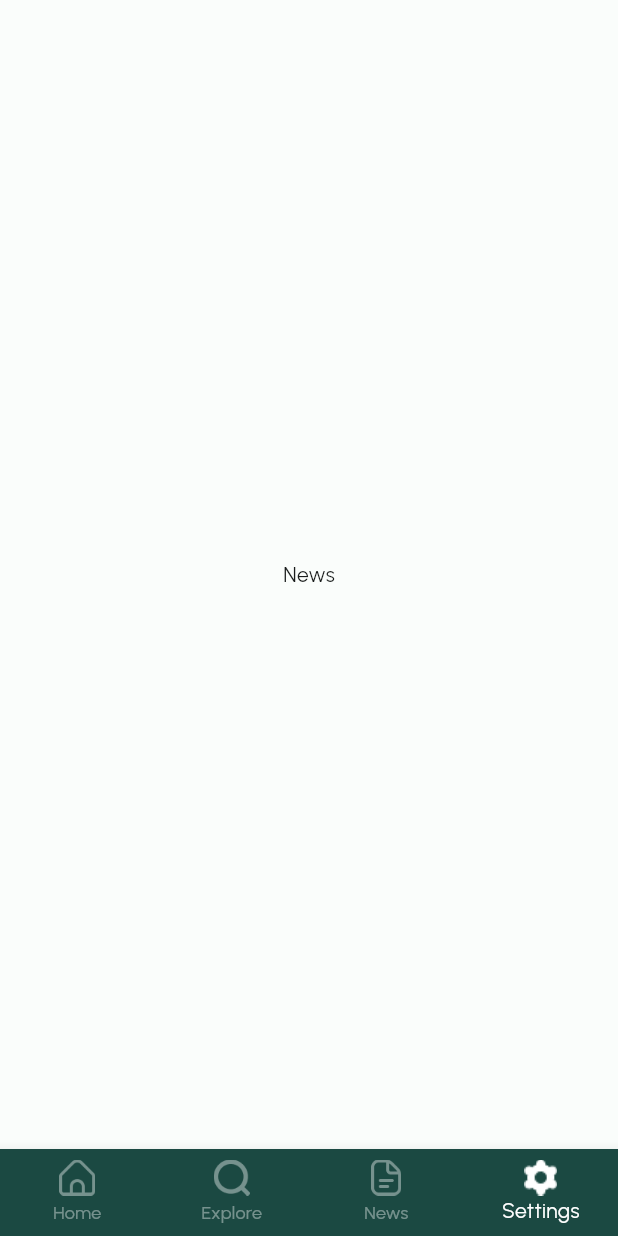
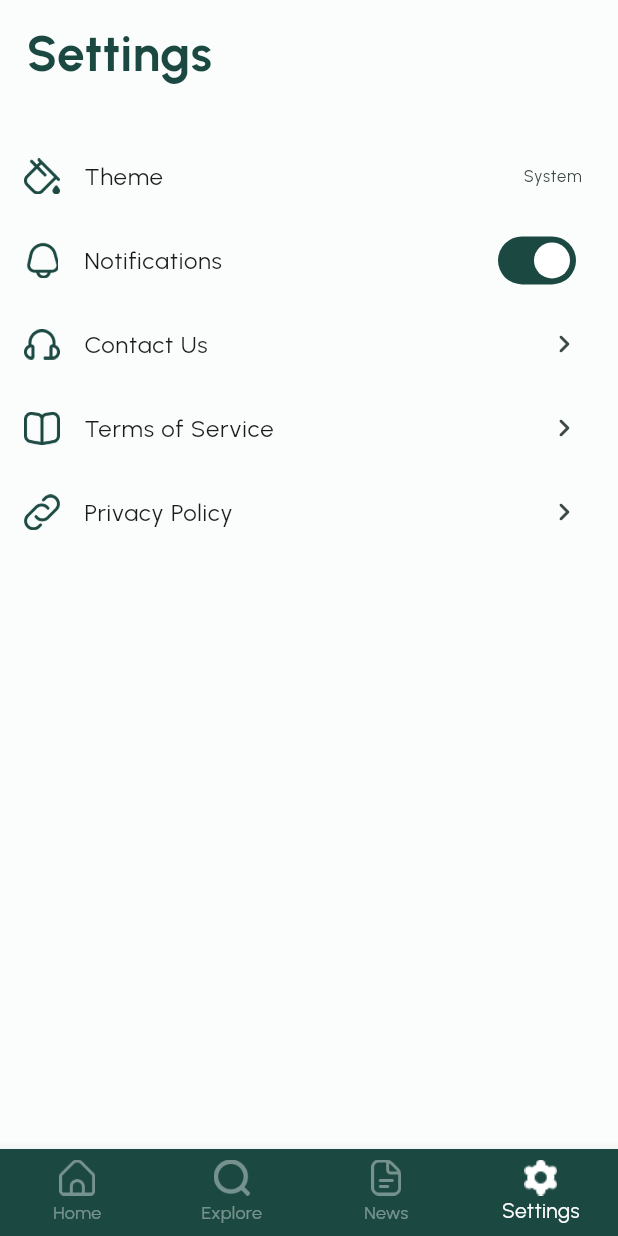
Before and after one commit to inthelabAdmin/nch-client-mobile, a Flutter app: the screen it shows after launch, item 4 of the bottom bar chosen, on a phone screen of 412 x 824 dp. Run offline on Flutter 3.47's test engine with Material 2 defaults, Android fonts, the phone set to English and light mode, and no system bars; our stand-ins replace flutter_screenutil, flutter_svg, share_plus; missing offline and left inert: add_2_calendar; network calls fail; project files that could hold a hidden picture were left out.

Commit message:
add settings page

```diff
--- a/lib/main.dart
+++ b/lib/main.dart
@@ -1,7 +1,6 @@
 import 'package:flutter/material.dart';
 import 'package:flutter_screenutil/flutter_screenutil.dart';
 import 'package:national_calendar_hub_app/pages/main_navigation_page.dart';
-import 'package:national_calendar_hub_app/pages/search_page.dart';
 import 'color_schemes.g.dart';
 import 'pages/details/details.dart';
 
@@ -20,7 +19,6 @@ class MyApp extends StatelessWidget {
         builder: (BuildContext context, child) => MaterialApp(
               routes: {
                 DetailsPage.routeName: (context) => const DetailsPage(),
-                SearchPage.routeName: (context) => const SearchPage()
               },
               debugShowCheckedModeBanner: false,
               title: 'National Calendar Hub',
@@ -28,6 +26,11 @@ class MyApp extends StatelessWidget {
                 useMaterial3: true,
                 colorScheme: lightColorScheme,
                 fontFamily: 'Urbanist',
+                textTheme: TextTheme(
+                    bodyMedium: TextStyle(
+                      color: lightColorScheme.primary
+                    )
+                )
               ),
               darkTheme: ThemeData(
                 useMaterial3: true,
--- a/lib/pages/main_navigation_page.dart
+++ b/lib/pages/main_navigation_page.dart
@@ -2,7 +2,7 @@ import 'package:flutter/material.dart';
 import 'package:national_calendar_hub_app/pages/home_page.dart';
 import 'package:national_calendar_hub_app/pages/news_page.dart';
 import 'package:national_calendar_hub_app/pages/search_page.dart';
-import 'package:national_calendar_hub_app/pages/settings_page.dart';
+import 'package:national_calendar_hub_app/pages/settings/settings_page.dart';
 
 import '../color_schemes.g.dart';
 
--- /dev/null
+++ b/lib/pages/settings/settings_helper.dart
@@ -0,0 +1,17 @@
+import 'package:flutter/material.dart';
+import 'package:national_calendar_hub_app/widgets/settings_list_item.dart';
+
+class SettingsListCreator {
+  List<SettingsListItem> generateList() {
+    final List<SettingsListItem> list = [];
+    //TODO add correct weblinks
+    list.add(SettingHeaderItem("Settings"));
+    list.add(SettingsDialogItem('assets/icons/settings_theme.png',"Theme", "System"));
+    list.add(SettingsSwitchItem('assets/icons/settings_notification.png',"Notifications", true));
+    list.add(SettingsWebLinkItem('assets/icons/settings_contact.png',"Contact Us", ""));
+    list.add(SettingsWebLinkItem('assets/icons/settings_service.png', "Terms of Service", ""));
+    list.add(SettingsWebLinkItem('assets/icons/settings_link.png',"Privacy Policy", ""));
+
+    return list;
+  }
+}
--- /dev/null
+++ b/lib/pages/settings/settings_page.dart
@@ -0,0 +1,26 @@
+import 'package:flutter/material.dart';
+import 'package:national_calendar_hub_app/pages/settings/settings_helper.dart';
+import 'package:national_calendar_hub_app/widgets/settings_list_item.dart';
+
+class SettingsPage extends StatefulWidget {
+  const SettingsPage({Key? key}) : super(key: key);
+
+  @override
+  State<SettingsPage> createState() => _SettingsPageState();
+}
+
+class _SettingsPageState extends State<SettingsPage> {
+  final List<SettingsListItem> items = SettingsListCreator().generateList();
+
+  @override
+  Widget build(BuildContext context) {
+    return Scaffold(
+        body: SafeArea(
+            child: ListView.builder(
+                physics: const BouncingScrollPhysics(),
+                itemCount: items.length,
+                itemBuilder: (context, index) {
+                  return items[index].build(context);
+                })));
+  }
+}
--- a/lib/pages/settings_page.dart
+++ /dev/null
@@ -1,21 +0,0 @@
-import 'package:flutter/material.dart';
-
-class SettingsPage extends StatefulWidget {
-  const SettingsPage({Key? key}) : super(key: key);
-
-  @override
-  State<SettingsPage> createState() => _SettingsPageState();
-}
-
-class _SettingsPageState extends State<SettingsPage> {
-  @override
-  Widget build(BuildContext context) {
-    return const Scaffold(
-      body: SafeArea(
-        child: Center(
-          child: Text("News"),
-        ),
-      ),
-    );
-  }
-}
```
Also changed, not shown: lib/widgets/settings_list_item.dart (added, +88 -0 lines), assets/icons/settings_contact.png (added), assets/icons/settings_link.png (added), assets/icons/settings_notification.png (added), assets/icons/settings_service.png (added), assets/icons/settings_theme.png (added).
